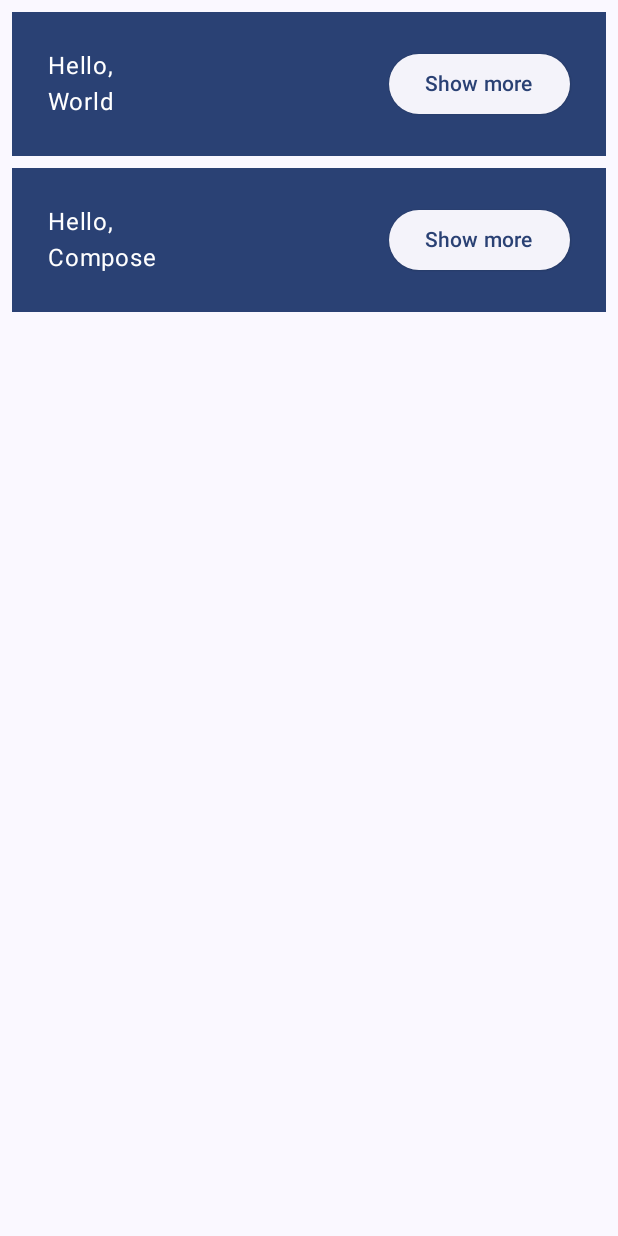
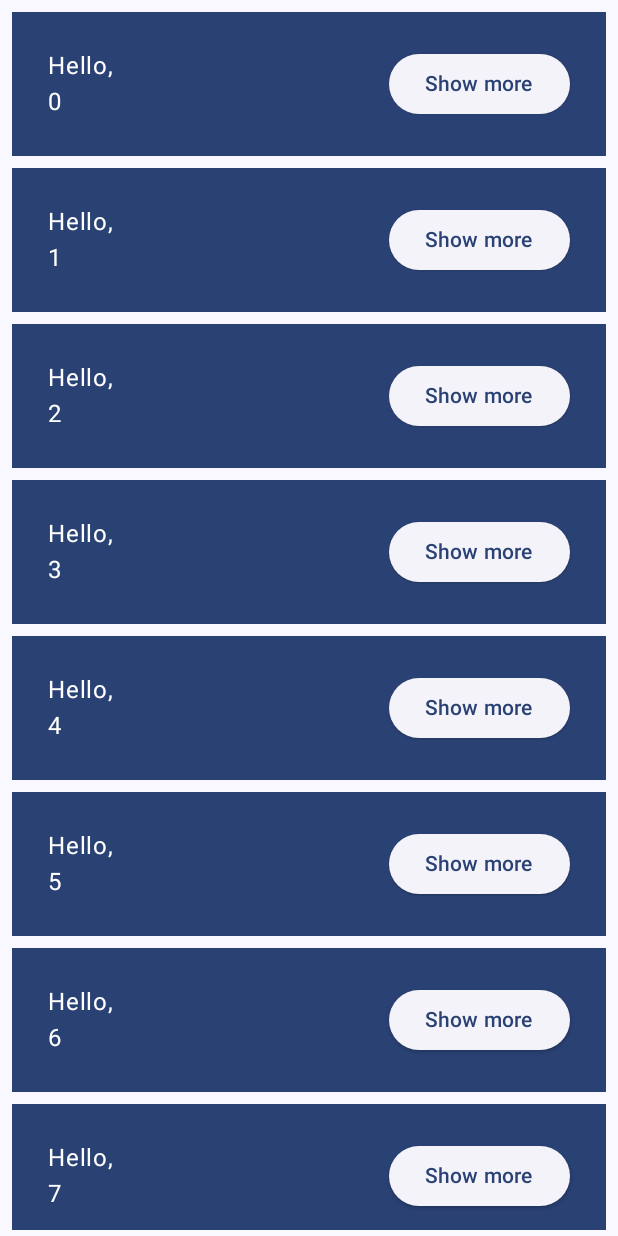
Before and after one commit to nathan79-c/Android-Tutoriel, an Android app built with Jetpack Compose: the composable MyApp shown on its own in the app's theme, after a tap on "Continue", on a phone screen of 412 x 824 dp. Run offline under Robolectric (Android 15) with nearby library versions, the phone set to English and light mode, and no system bars.

Commit message:
utilisation de lazyColumn

```diff
--- a/app/src/main/java/com/example/animation/MainActivity.kt
+++ b/app/src/main/java/com/example/animation/MainActivity.kt
@@ -9,6 +9,8 @@
 import androidx.compose.foundation.layout.Row
 import androidx.compose.foundation.layout.fillMaxSize
 import androidx.compose.foundation.layout.padding
+import androidx.compose.foundation.lazy.LazyColumn
+import androidx.compose.foundation.lazy.items
 import androidx.compose.material3.Button
 import androidx.compose.material3.ElevatedButton
 import androidx.compose.material3.MaterialTheme
@@ -18,7 +20,7 @@
 import androidx.compose.runtime.Composable
 import androidx.compose.runtime.getValue
 import androidx.compose.runtime.mutableStateOf
-import androidx.compose.runtime.remember
+import androidx.compose.runtime.saveable.rememberSaveable
 import androidx.compose.runtime.setValue
 import androidx.compose.ui.Alignment
 import androidx.compose.ui.Modifier
@@ -44,7 +46,7 @@
 }
 @Composable
 fun MyApp(modifier: Modifier = Modifier) {
-    var shouldShowOnboarding by remember { mutableStateOf(true) }
+    var shouldShowOnboarding by rememberSaveable{ mutableStateOf(true) }
     Surface(modifier){
         if (shouldShowOnboarding){
             OnboardingScreen(onContinueClicked = { shouldShowOnboarding = false })
@@ -56,10 +58,10 @@
 @Composable
 private fun Greetings(
     modifier: Modifier = Modifier,
-    names: List<String> = listOf("World", "Compose")
+    names: List<String> = List(1000) { "$it" }
 ) {
-    Column(modifier = modifier.padding(vertical = 4.dp)) {
-        for (name in names) {
+    LazyColumn(modifier = modifier.padding(vertical = 4.dp)) {
+        items (items= names) { name->
             Greeting(name = name)
         }
     }
@@ -67,7 +69,7 @@
 @Composable
 fun Greeting(name: String, modifier: Modifier = Modifier) {
 
-    var expanded by remember { mutableStateOf(false) }
+    var expanded by rememberSaveable{ mutableStateOf(false) }
 
     val extraPadding = if (expanded) 48.dp else 0.dp
 
```
